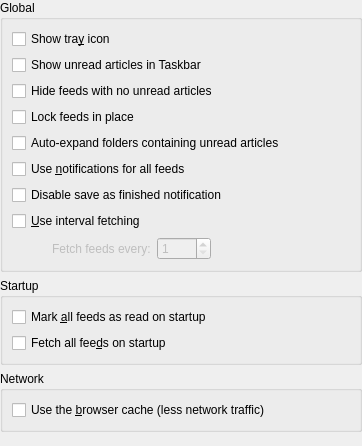
Above: configuration/ui/settings_general.ui from KDE/akregator before the change. Below: the same form after it.
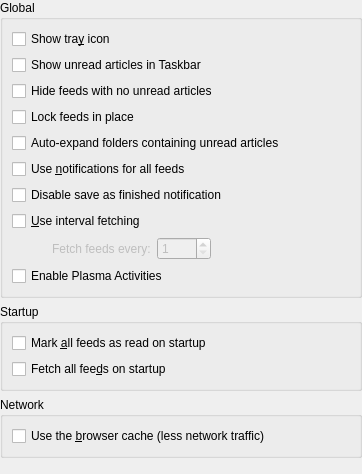
That is the form after the change. Custom widgets are drawn as their Qt base class.

Commit message: Continue to implement plasma activity support

```diff
--- a/configuration/ui/settings_general.ui
+++ b/configuration/ui/settings_general.ui
@@ -8,7 +8,7 @@
     <x>0</x>
     <y>0</y>
     <width>362</width>
-    <height>446</height>
+    <height>474</height>
    </rect>
   </property>
   <layout class="QVBoxLayout" name="verticalLayout_4" stretch="0,0,0,1">
@@ -151,6 +151,13 @@
         </item>
        </layout>
       </item>
+      <item>
+       <widget class="QCheckBox" name="kcfg_PlasmaActivitySupport">
+        <property name="text">
+         <string>Enable Plasma Activities</string>
+        </property>
+       </widget>
+      </item>
      </layout>
     </widget>
    </item>
```
Left out of the diff: 8 changed lines with no effect on the pictures. The commit also changes 1 other file.
